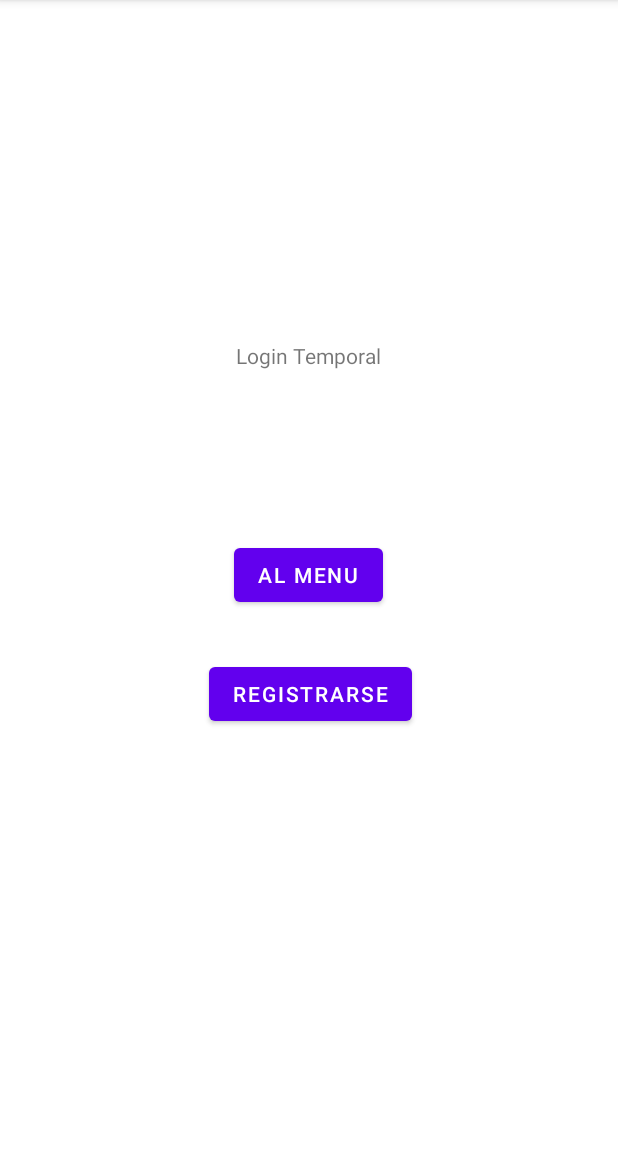
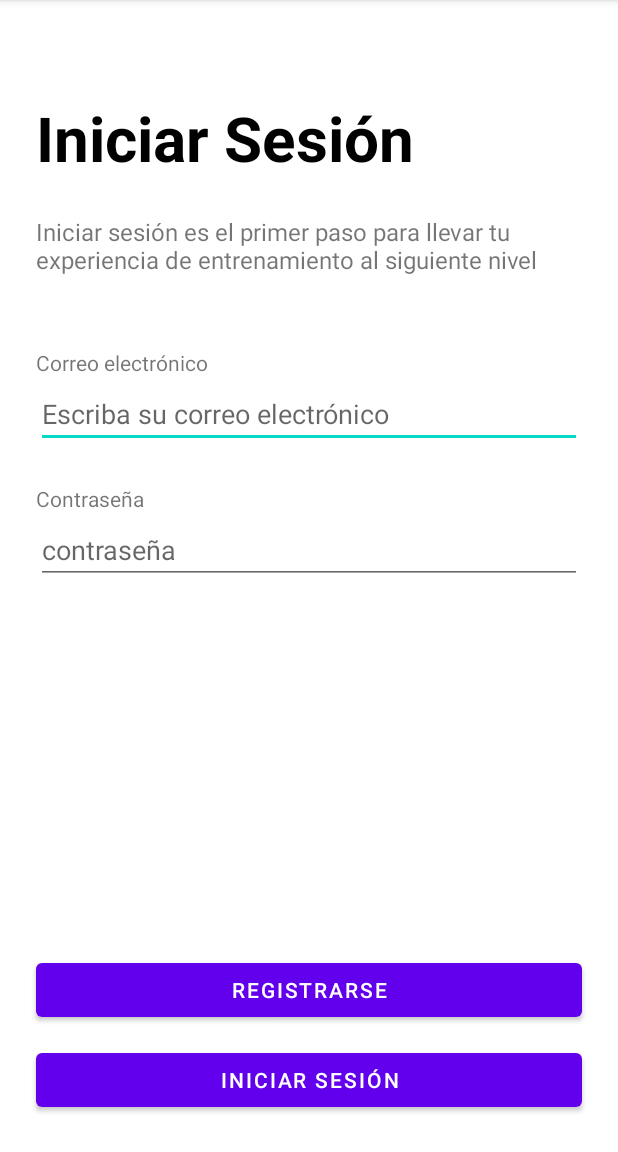
Before and after one commit to KevinMahecha12/ProyectoGraficas3erParcial, an Android app: the screen it shows after launch (LoginActivity), on a phone screen of 412 x 824 dp, the part 84-1236 px from its top. Run offline under Robolectric (Android 15) with nearby library versions, the phone set to English and light mode, and no system bars; our stand-ins replace Firebase (no records; nobody signed in at launch, a user with empty details on screens opened directly).

Commit message:
Login
Implementación de login con firebase

```diff
--- a/app/src/main/java/com/example/flexfitness/MainActivity.java
+++ b/app/src/main/java/com/example/flexfitness/MainActivity.java
@@ -6,10 +6,15 @@ import android.content.Intent;
 import android.os.Bundle;
 import android.view.Window;
 
+import com.google.firebase.auth.FirebaseAuth;
+import com.google.firebase.auth.FirebaseUser;
+
 import java.util.Timer;
 import java.util.TimerTask;
 
 public class MainActivity extends AppCompatActivity {
+
+    private FirebaseAuth firebaseAuth;
 
     @Override
     protected void onCreate(Bundle savedInstanceState) {
@@ -17,14 +22,26 @@ public class MainActivity extends AppCompatActivity {
         supportRequestWindowFeature(Window.FEATURE_NO_TITLE);
         setContentView(R.layout.activity_main);
 
+        firebaseAuth = FirebaseAuth.getInstance();
+
+        FirebaseAuth mAuth = FirebaseAuth.getInstance();
+
+        FirebaseUser user = mAuth.getCurrentUser();
+
         //AQUI SE LEERAN LAS SHARED PREFERENCES PARA MANDAR A LOGIN O MENU INDEPENDIENTEMENTE
         TimerTask tarea = new TimerTask() {
             @Override
             public void run() {
 
-                Intent intent = new Intent(MainActivity.this, LoginActivity.class);
-                startActivity(intent);
-                finish();
+                if (user != null) {
+                    Intent intent = new Intent(MainActivity.this, MenuActivity.class);
+                    startActivity(intent);
+                    finish();
+                } else {
+                    Intent intent = new Intent(MainActivity.this, LoginActivity.class);
+                    startActivity(intent);
+                    finish();
+                }
 
             }//run
         };//tarea
--- a/app/src/main/res/layout/activity_login.xml
+++ b/app/src/main/res/layout/activity_login.xml
@@ -7,40 +7,104 @@
     tools:context=".LoginActivity">
 
     <Button
-        android:id="@+id/button"
+        android:id="@+id/btnRegistrarLogin"
+        android:layout_width="0dp"
+        android:layout_height="wrap_content"
+        android:layout_marginStart="24dp"
+        android:layout_marginEnd="24dp"
+        android:layout_marginBottom="12dp"
+        android:onClick="registrase"
+        android:text="Registrarse"
+        app:layout_constraintBottom_toTopOf="@+id/btnIniciarSesionLogin"
+        app:layout_constraintEnd_toEndOf="parent"
+        app:layout_constraintStart_toStartOf="parent" />
+
+    <Button
+        android:id="@+id/btnIniciarSesionLogin"
+        android:layout_width="0dp"
+        android:layout_height="wrap_content"
+        android:layout_marginStart="24dp"
+        android:layout_marginEnd="24dp"
+        android:layout_marginBottom="24dp"
+        android:onClick="iniciarSesion"
+        android:text="Iniciar sesión"
+        app:layout_constraintBottom_toBottomOf="parent"
+        app:layout_constraintEnd_toEndOf="parent"
+        app:layout_constraintStart_toStartOf="parent" />
+
+    <TextView
+        android:id="@+id/txtTituloLogin"
         android:layout_width="wrap_content"
         android:layout_height="wrap_content"
-        android:onClick="alMenu"
-        android:text="Al Menu"
-        app:layout_constraintBottom_toBottomOf="parent"
-        app:layout_constraintEnd_toEndOf="parent"
-        app:layout_constraintHorizontal_bias="0.498"
+        android:layout_marginStart="24dp"
+        android:layout_marginTop="64dp"
+        android:text="Iniciar Sesión"
+        android:textColor="#000000"
+        android:textSize="41sp"
+        android:textStyle="bold"
         app:layout_constraintStart_toStartOf="parent"
-        app:layout_constraintTop_toTopOf="parent"
-        app:layout_constraintVertical_bias="0.499" />
-
-    <Button
-        android:id="@+id/button2"
-        android:layout_width="wrap_content"
-        android:layout_height="wrap_content"
-        android:onClick="registrase"
-        android:text="Registrarse"
-        app:layout_constraintBottom_toBottomOf="parent"
-        app:layout_constraintEnd_toEndOf="parent"
-        app:layout_constraintHorizontal_bias="0.503"
-        app:layout_constraintStart_toStartOf="parent"
-        app:layout_constraintTop_toTopOf="parent"
-        app:layout_constraintVertical_bias="0.609" />
+        app:layout_constraintTop_toTopOf="parent" />
 
     <TextView
         android:id="@+id/textView"
+        android:layout_width="0dp"
+        android:layout_height="wrap_content"
+        android:layout_marginStart="24dp"
+        android:layout_marginTop="24dp"
+        android:layout_marginEnd="24dp"
+        android:text="Iniciar sesión es el primer paso para llevar tu experiencia de entrenamiento al siguiente nivel"
+        android:textSize="16sp"
+        app:layout_constraintEnd_toEndOf="parent"
+        app:layout_constraintStart_toStartOf="parent"
+        app:layout_constraintTop_toBottomOf="@+id/txtTituloLogin" />
+
+    <EditText
+        android:id="@+id/edtCorreoLogin"
+        android:layout_width="0dp"
+        android:layout_height="wrap_content"
+        android:layout_marginStart="24dp"
+        android:layout_marginTop="2dp"
+        android:layout_marginEnd="24dp"
+        android:ems="10"
+        android:hint="Escriba su correo electrónico"
+        android:inputType="textPersonName"
+        app:layout_constraintEnd_toEndOf="parent"
+        app:layout_constraintHorizontal_bias="0.0"
+        app:layout_constraintStart_toStartOf="parent"
+        app:layout_constraintTop_toBottomOf="@+id/textView5" />
+
+    <TextView
+        android:id="@+id/textView5"
         android:layout_width="wrap_content"
         android:layout_height="wrap_content"
-        android:text="Login Temporal"
-        app:layout_constraintBottom_toBottomOf="parent"
+        android:layout_marginStart="24dp"
+        android:layout_marginTop="48dp"
+        android:text="Correo electrónico"
+        app:layout_constraintStart_toStartOf="parent"
+        app:layout_constraintTop_toBottomOf="@+id/textView" />
+
+    <EditText
+        android:id="@+id/edtContraLogin"
+        android:layout_width="0dp"
+        android:layout_height="wrap_content"
+        android:layout_marginStart="24dp"
+        android:layout_marginTop="2dp"
+        android:layout_marginEnd="24dp"
+        android:ems="10"
+        android:hint="contraseña"
+        android:inputType="textPassword"
         app:layout_constraintEnd_toEndOf="parent"
-        app:layout_constraintHorizontal_bias="0.498"
         app:layout_constraintStart_toStartOf="parent"
-        app:layout_constraintTop_toTopOf="parent"
-        app:layout_constraintVertical_bias="0.304" />
+        app:layout_constraintTop_toBottomOf="@+id/textView6" />
+
+    <TextView
+        android:id="@+id/textView6"
+        android:layout_width="wrap_content"
+        android:layout_height="wrap_content"
+        android:layout_marginStart="24dp"
+        android:layout_marginTop="24dp"
+        android:text="Contraseña"
+        app:layout_constraintStart_toStartOf="parent"
+        app:layout_constraintTop_toBottomOf="@+id/edtCorreoLogin" />
+
 </androidx.constraintlayout.widget.ConstraintLayout>
```
